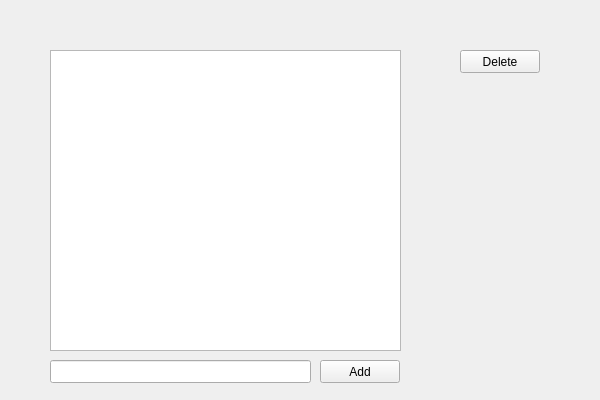
The window that ToDo.ui (Yuriyagn/ToDo) describes before a commit, drawn with Qt 5.
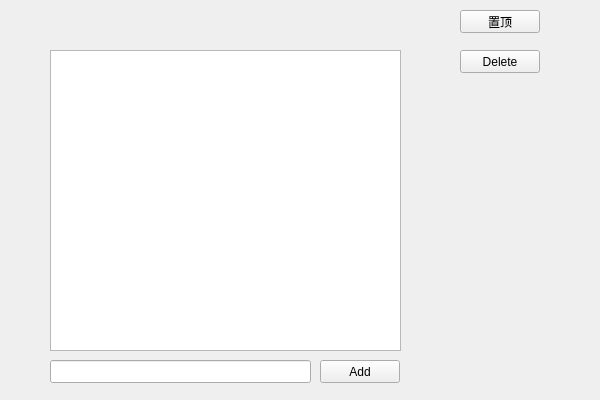
The same window after the commit.

Patch:
```diff
--- a/ToDo.ui
+++ b/ToDo.ui
@@ -59,6 +59,19 @@
     <string>Delete</string>
    </property>
   </widget>
+  <widget class="QPushButton" name="btnOnTop">
+   <property name="geometry">
+    <rect>
+     <x>460</x>
+     <y>10</y>
+     <width>80</width>
+     <height>23</height>
+    </rect>
+   </property>
+   <property name="text">
+    <string>置顶</string>
+   </property>
+  </widget>
  </widget>
  <layoutdefault spacing="6" margin="11"/>
  <resources>
```
